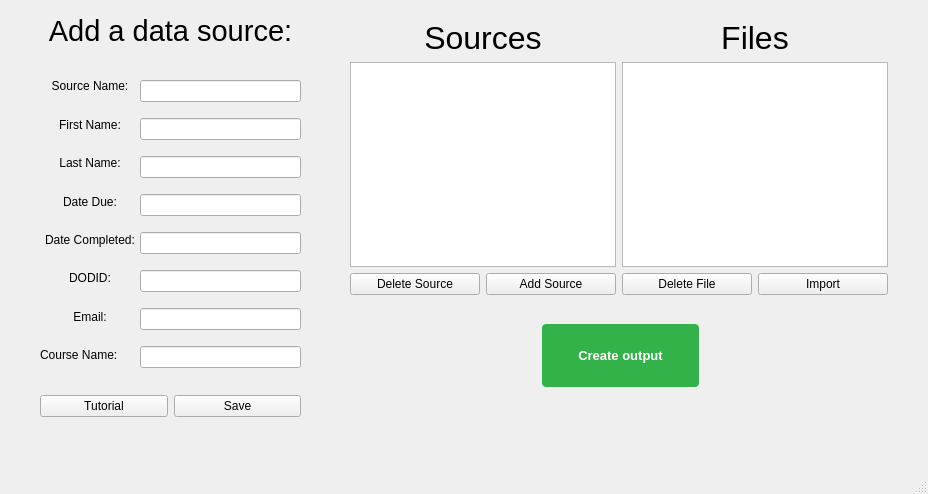
Before: the Qt Designer form src/uiFile.ui in andrewh1011/project_elevate, drawn with Qt 5.
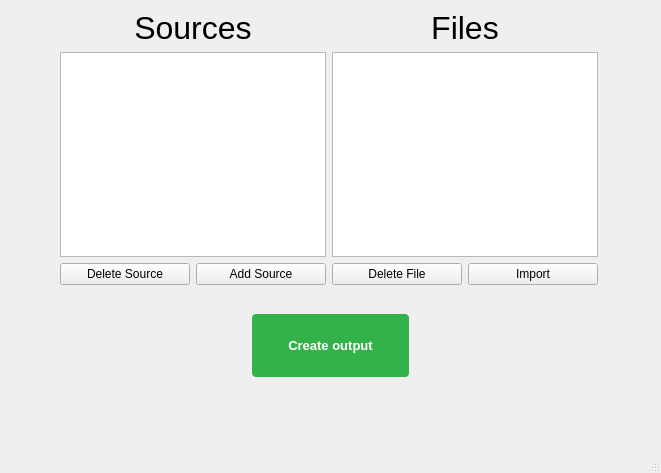
After: the same form once the commit is applied.

Commit message: ADDING DATA SOURCE WINDOW

The edit to the form file:
```diff
--- a/src/uiFile.ui
+++ b/src/uiFile.ui
@@ -6,8 +6,8 @@
    <rect>
     <x>0</x>
     <y>0</y>
-    <width>928</width>
-    <height>494</height>
+    <width>661</width>
+    <height>473</height>
    </rect>
   </property>
   <property name="font">
@@ -19,33 +19,11 @@
    <string>Project Elevate</string>
   </property>
   <widget class="QWidget" name="centralwidget">
-   <widget class="QLabel" name="label_5">
-    <property name="geometry">
-     <rect>
-      <x>10</x>
-      <y>10</y>
-      <width>321</width>
-      <height>41</height>
-     </rect>
-    </property>
-    <property name="font">
-     <font>
-      <family>Arial</family>
-      <pointsize>22</pointsize>
-     </font>
-    </property>
-    <property name="text">
-     <string>Add a data source:</string>
-    </property>
-    <property name="alignment">
-     <set>Qt::AlignCenter</set>
-    </property>
-   </widget>
    <widget class="QLabel" name="actionLabel">
     <property name="geometry">
      <rect>
-      <x>320</x>
-      <y>399</y>
+      <x>30</x>
+      <y>389</y>
       <width>601</width>
       <height>41</height>
      </rect>
@@ -69,8 +47,8 @@
    <widget class="QPushButton" name="startBtn">
     <property name="geometry">
      <rect>
-      <x>540</x>
-      <y>320</y>
+      <x>250</x>
+      <y>310</y>
       <width>161</width>
       <height>71</height>
      </rect>
@@ -98,205 +76,8 @@
    <widget class="QWidget" name="layoutWidget">
     <property name="geometry">
      <rect>
-      <x>40</x>
-      <y>70</y>
-      <width>100</width>
-      <height>301</height>
-     </rect>
-    </property>
-    <layout class="QVBoxLayout" name="verticalLayout">
-     <item>
-      <widget class="QLabel" name="label_2">
-       <property name="font">
-        <font>
-         <family>Arial</family>
-        </font>
-       </property>
-       <property name="text">
-        <string>Source Name:</string>
-       </property>
-       <property name="alignment">
-        <set>Qt::AlignCenter</set>
-       </property>
-      </widget>
-     </item>
-     <item>
-      <widget class="QLabel" name="label_6">
-       <property name="font">
-        <font>
-         <family>Arial</family>
-        </font>
-       </property>
-       <property name="text">
-        <string>First Name:</string>
-       </property>
-       <property name="alignment">
-        <set>Qt::AlignCenter</set>
-       </property>
-      </widget>
-     </item>
-     <item>
-      <widget class="QLabel" name="label_9">
-       <property name="font">
-        <font>
-         <family>Arial</family>
-        </font>
-       </property>
-       <property name="text">
-        <string>Last Name:</string>
-       </property>
-       <property name="alignment">
-        <set>Qt::AlignCenter</set>
-       </property>
-      </widget>
-     </item>
-     <item>
-      <widget class="QLabel" name="label_3">
-       <property name="font">
-        <font>
-         <family>Arial</family>
-        </font>
-       </property>
-       <property name="text">
-        <string>Date Due:</string>
-       </property>
-       <property name="alignment">
-        <set>Qt::AlignCenter</set>
-       </property>
-      </widget>
-     </item>
-     <item>
-      <widget class="QLabel" name="label_10">
-       <property name="font">
-        <font>
-         <family>Arial</family>
-        </font>
-       </property>
-       <property name="text">
-        <string>Date Completed:</string>
-       </property>
-       <property name="alignment">
-        <set>Qt::AlignCenter</set>
-       </property>
-      </widget>
-     </item>
-     <item>
-      <widget class="QLabel" name="label_4">
-       <property name="font">
-        <font>
-         <family>Arial</family>
-        </font>
-       </property>
-       <property name="text">
-        <string>DODID:</string>
-       </property>
-       <property name="alignment">
-        <set>Qt::AlignCenter</set>
-       </property>
-      </widget>
-     </item>
-     <item>
-      <widget class="QLabel" name="label_11">
-       <property name="font">
-        <font>
-         <family>Arial</family>
-        </font>
-       </property>
-       <property name="text">
-        <string>Email:</string>
-       </property>
-       <property name="alignment">
-        <set>Qt::AlignCenter</set>
-       </property>
-      </widget>
-     </item>
-     <item>
-      <widget class="QLabel" name="label_12">
-       <property name="font">
-        <font>
-         <family>Arial</family>
-        </font>
-       </property>
-       <property name="text">
-        <string>Course Name:</string>
-       </property>
-      </widget>
-     </item>
-    </layout>
-   </widget>
-   <widget class="QWidget" name="layoutWidget">
-    <property name="geometry">
-     <rect>
-      <x>140</x>
-      <y>70</y>
-      <width>161</width>
-      <height>311</height>
-     </rect>
-    </property>
-    <layout class="QVBoxLayout" name="verticalLayout_2">
-     <item>
-      <widget class="QLineEdit" name="sourceName">
-       <property name="text">
-        <string/>
-       </property>
-      </widget>
-     </item>
-     <item>
-      <widget class="QLineEdit" name="firstName">
-       <property name="text">
-        <string/>
-       </property>
-      </widget>
-     </item>
-     <item>
-      <widget class="QLineEdit" name="lastName">
-       <property name="text">
-        <string/>
-       </property>
-      </widget>
-     </item>
-     <item>
-      <widget class="QLineEdit" name="dueDate">
-       <property name="text">
-        <string/>
-       </property>
-      </widget>
-     </item>
-     <item>
-      <widget class="QLineEdit" name="compDate">
-       <property name="text">
-        <string/>
-       </property>
-      </widget>
-     </item>
-     <item>
-      <widget class="QLineEdit" name="dodid">
-       <property name="text">
-        <string/>
-       </property>
-      </widget>
-     </item>
-     <item>
-      <widget class="QLineEdit" name="email">
-       <property name="text">
-        <string/>
-       </property>
-      </widget>
-     </item>
-     <item>
-      <widget class="QLineEdit" name="courseName">
-       <property name="text">
-        <string/>
-       </property>
-      </widget>
-     </item>
-    </layout>
-   </widget>
-   <widget class="QWidget" name="layoutWidget">
-    <property name="geometry">
-     <rect>
-      <x>350</x>
-      <y>20</y>
+      <x>60</x>
+      <y>10</y>
       <width>538</width>
       <height>275</height>
      </rect>
@@ -420,42 +201,6 @@
      </item>
     </layout>
    </widget>
-   <widget class="QWidget" name="layoutWidget">
-    <property name="geometry">
-     <rect>
-      <x>40</x>
-      <y>390</y>
-      <width>261</width>
-      <height>32</height>
-     </rect>
-    </property>
-    <layout class="QHBoxLayout" name="horizontalLayout_3">
-     <item>
-      <widget class="QPushButton" name="tutorialBtn">
-       <property name="font">
-        <font>
-         <family>Arial</family>
-        </font>
-       </property>
-       <property name="text">
-        <string>Tutorial</string>
-       </property>
-      </widget>
-     </item>
-     <item>
-      <widget class="QPushButton" name="saveSourceBtn">
-       <property name="font">
-        <font>
-         <family>Arial</family>
-        </font>
-       </property>
-       <property name="text">
-        <string>Save</string>
-       </property>
-      </widget>
-     </item>
-    </layout>
-   </widget>
   </widget>
   <widget class="QMenuBar" name="menubar">
    <property name="geometry">
```
Left out of the diff: 2 changed lines with no effect on the pictures. The commit also changes 7 other files.
